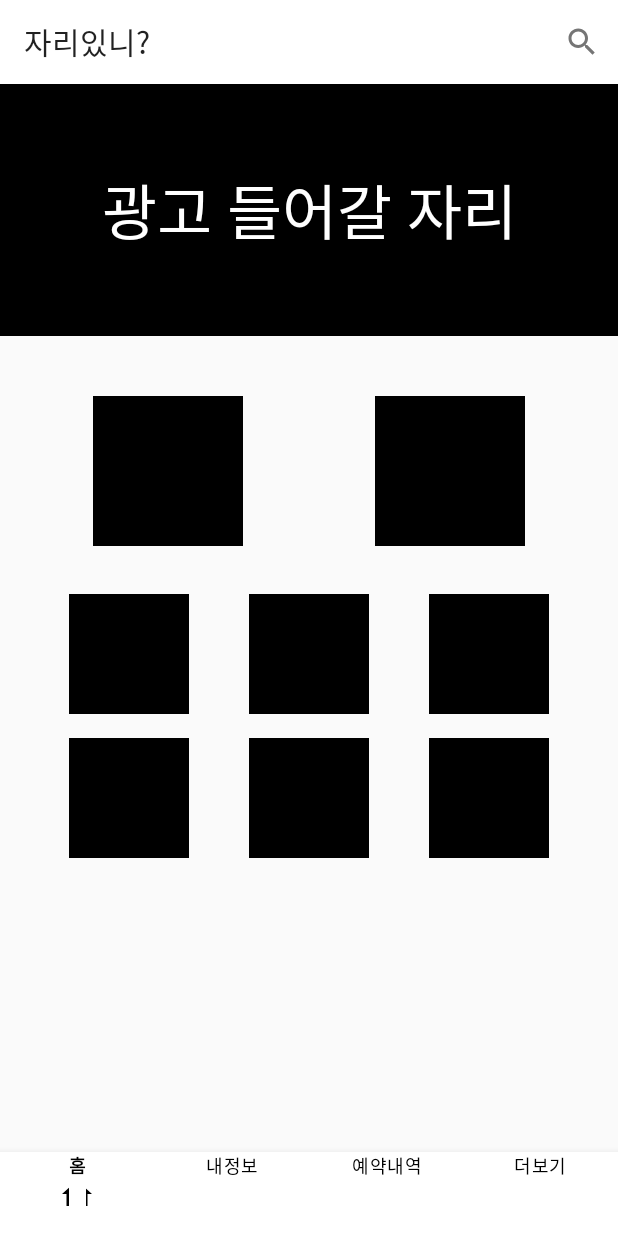
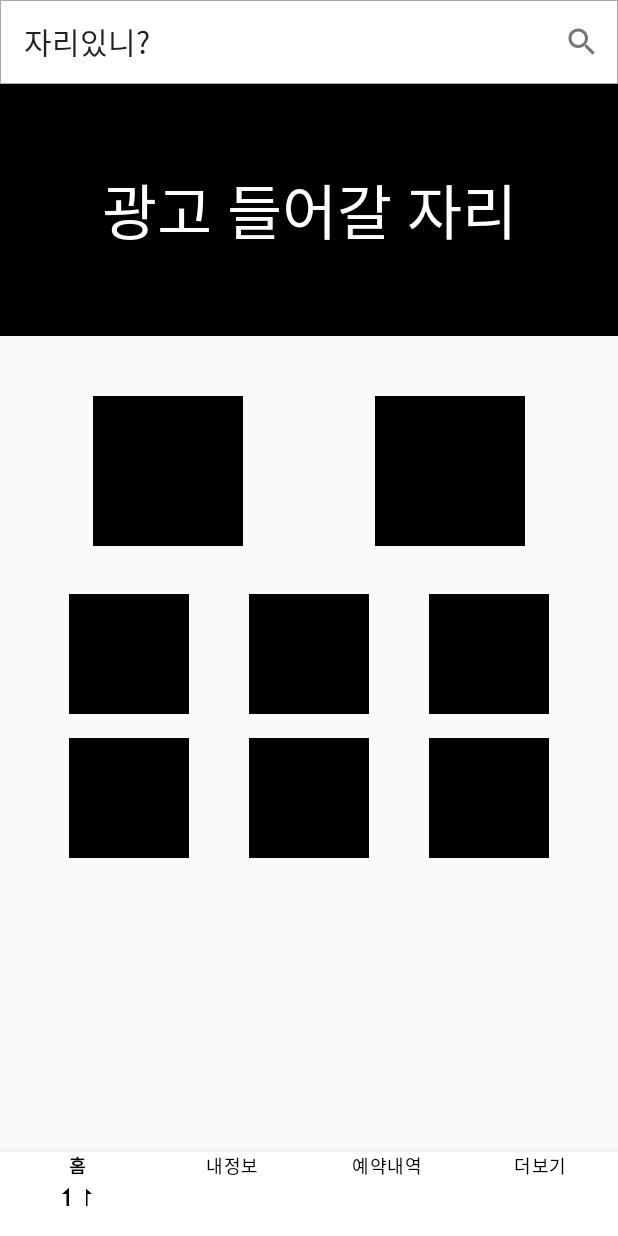
Before and after one commit to LeeJangHee/Jari, an Android app: the screen it shows after launch (MainActivity), on a phone screen of 412 x 824 dp. Run offline under Robolectric (Android 15) with nearby library versions, the phone set to English and light mode, and no system bars.

Commit message:
toolbar border

```diff
--- /dev/null
+++ b/app/src/main/res/drawable/toolbar_custom.xml
@@ -0,0 +1,7 @@
+<?xml version="1.0" encoding="utf-8"?>
+<shape xmlns:android="http://schemas.android.com/apk/res/android">
+    <solid android:color="@android:color/white" />
+    <stroke
+        android:width="1px"
+        android:color="@android:color/darker_gray" />
+</shape>
--- a/app/src/main/res/layout/activity_main.xml
+++ b/app/src/main/res/layout/activity_main.xml
@@ -16,7 +16,7 @@
             android:id="@+id/main_toolbar"
             android:layout_width="match_parent"
             android:layout_height="?attr/actionBarSize"
-            android:background="@android:color/white"
+            android:background="@drawable/toolbar_custom"
             app:menu="@menu/menu_main_toolbar"
             app:popupTheme="@style/ThemeOverlay.AppCompat.Dark"
             app:theme="@style/ThemeOverlay.AppCompat.Light">
```
